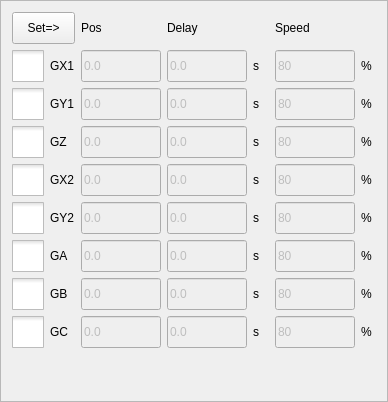
Old version of the form hcinstruction/actionsettingframe.ui in the repository GaussCheng/2-5AxisPunch.
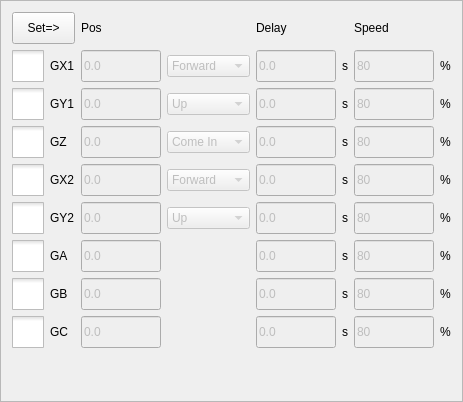
New version of the form. Icons and pictures are not drawn. Custom widgets are drawn as their Qt base class.

```diff
--- a/hcinstruction/actionsettingframe.ui
+++ b/hcinstruction/actionsettingframe.ui
@@ -55,14 +55,14 @@
      </property>
     </widget>
    </item>
-   <item row="0" column="2">
+   <item row="0" column="3">
     <widget class="QLabel" name="label_2">
      <property name="text">
       <string>Delay            </string>
      </property>
     </widget>
    </item>
-   <item row="0" column="4">
+   <item row="0" column="5">
     <widget class="QLabel" name="label_6">
      <property name="minimumSize">
       <size>
@@ -75,7 +75,7 @@
      </property>
     </widget>
    </item>
-   <item row="1" column="2">
+   <item row="1" column="3">
     <widget class="ICLineEditWithVirtualNumericKeypad" name="x1DelayLineEdit">
      <property name="enabled">
       <bool>false</bool>
@@ -97,7 +97,7 @@
      </property>
     </widget>
    </item>
-   <item row="1" column="4">
+   <item row="1" column="5">
     <widget class="ICLineEditWithVirtualNumericKeypad" name="x1SpeedLineEdit">
      <property name="enabled">
       <bool>false</bool>
@@ -141,7 +141,7 @@
      </property>
     </widget>
    </item>
-   <item row="2" column="2">
+   <item row="2" column="3">
     <widget class="ICLineEditWithVirtualNumericKeypad" name="y1DelayLineEdit">
      <property name="enabled">
       <bool>false</bool>
@@ -163,7 +163,7 @@
      </property>
     </widget>
    </item>
-   <item row="2" column="4">
+   <item row="2" column="5">
     <widget class="ICLineEditWithVirtualNumericKeypad" name="y1SpeedLineEdit">
      <property name="enabled">
       <bool>false</bool>
@@ -207,7 +207,7 @@
      </property>
     </widget>
    </item>
-   <item row="3" column="2">
+   <item row="3" column="3">
     <widget class="ICLineEditWithVirtualNumericKeypad" name="zDelayLineEdit">
      <property name="enabled">
       <bool>false</bool>
@@ -229,7 +229,7 @@
      </property>
     </widget>
    </item>
-   <item row="3" column="4">
+   <item row="3" column="5">
     <widget class="ICLineEditWithVirtualNumericKeypad" name="zSpeedLineEdit">
      <property name="enabled">
       <bool>false</bool>
@@ -381,35 +381,35 @@
      </property>
     </widget>
    </item>
-   <item row="1" column="3">
+   <item row="1" column="4">
     <widget class="QLabel" name="x1SLabel">
      <property name="text">
       <string>s</string>
      </property>
     </widget>
    </item>
-   <item row="2" column="3">
+   <item row="2" column="4">
     <widget class="QLabel" name="y1SLabel">
      <property name="text">
       <string>s</string>
      </property>
     </widget>
    </item>
-   <item row="3" column="3">
+   <item row="3" column="4">
     <widget class="QLabel" name="zSLabel">
      <property name="text">
       <string>s</string>
      </property>
     </widget>
    </item>
-   <item row="2" column="5">
+   <item row="2" column="6">
     <widget class="QLabel" name="y1pLabel">
      <property name="text">
       <string>%</string>
      </property>
     </widget>
    </item>
-   <item row="3" column="5">
+   <item row="3" column="6">
     <widget class="QLabel" name="zpLabel">
      <property name="text">
       <string>%</string>
@@ -438,7 +438,7 @@
      </property>
     </widget>
    </item>
-   <item row="1" column="5">
+   <item row="1" column="6">
     <widget class="QLabel" name="x1pLabel">
      <property name="text">
       <string>%</string>
@@ -506,7 +506,7 @@
      </property>
     </widget>
    </item>
-   <item row="4" column="2">
+   <item row="4" column="3">
     <widget class="ICLineEditWithVirtualNumericKeypad" name="x2DelayLineEdit">
      <property name="enabled">
       <bool>false</bool>
@@ -528,7 +528,7 @@
      </property>
     </widget>
    </item>
-   <item row="4" column="4">
+   <item row="4" column="5">
     <widget class="ICLineEditWithVirtualNumericKeypad" name="x2SpeedLineEdit">
      <property name="enabled">
       <bool>false</bool>
@@ -550,14 +550,14 @@
      </property>
     </widget>
    </item>
-   <item row="4" column="3">
+   <item row="4" column="4">
     <widget class="QLabel" name="x2SLabel">
      <property name="text">
       <string>s</string>
      </property>
     </widget>
    </item>
-   <item row="4" column="5">
+   <item row="4" column="6">
     <widget class="QLabel" name="x2pLabel">
      <property name="text">
       <string>%</string>
@@ -625,58 +625,58 @@
      </property>
     </widget>
    </item>
-   <item row="5" column="2">
-    <widget class="ICLineEditWithVirtualNumericKeypad" name="y2DelayLineEdit">
-     <property name="enabled">
-      <bool>false</bool>
-     </property>
-     <property name="minimumSize">
-      <size>
-       <width>80</width>
-       <height>0</height>
-      </size>
-     </property>
-     <property name="maximumSize">
-      <size>
-       <width>80</width>
-       <height>32</height>
-      </size>
-     </property>
-     <property name="text">
-      <string>0.0</string>
-     </property>
-    </widget>
-   </item>
    <item row="5" column="3">
-    <widget class="QLabel" name="y2SLabel">
+    <widget class="ICLineEditWithVirtualNumericKeypad" name="y2DelayLineEdit">
+     <property name="enabled">
+      <bool>false</bool>
+     </property>
+     <property name="minimumSize">
+      <size>
+       <width>80</width>
+       <height>0</height>
+      </size>
+     </property>
+     <property name="maximumSize">
+      <size>
+       <width>80</width>
+       <height>32</height>
+      </size>
+     </property>
      <property name="text">
-      <string>s</string>
+      <string>0.0</string>
      </property>
     </widget>
    </item>
    <item row="5" column="4">
-    <widget class="ICLineEditWithVirtualNumericKeypad" name="y2SpeedLineEdit">
-     <property name="enabled">
-      <bool>false</bool>
-     </property>
-     <property name="minimumSize">
-      <size>
-       <width>80</width>
-       <height>0</height>
-      </size>
-     </property>
-     <property name="maximumSize">
-      <size>
-       <width>80</width>
-       <height>32</height>
-      </size>
-     </property>
+    <widget class="QLabel" name="y2SLabel">
      <property name="text">
-      <string>80</string>
+      <string>s</string>
      </property>
     </widget>
    </item>
    <item row="5" column="5">
+    <widget class="ICLineEditWithVirtualNumericKeypad" name="y2SpeedLineEdit">
+     <property name="enabled">
+      <bool>false</bool>
+     </property>
+     <property name="minimumSize">
+      <size>
+       <width>80</width>
+       <height>0</height>
+      </size>
+     </property>
+     <property name="maximumSize">
+      <size>
+       <width>80</width>
+       <height>32</height>
+      </size>
+     </property>
+     <property name="text">
+      <string>80</string>
+     </property>
+    </widget>
+   </item>
+   <item row="5" column="6">
     <widget class="QLabel" name="y2pLabel">
      <property name="text">
       <string>%</string>
@@ -866,7 +866,7 @@
      </property>
     </widget>
    </item>
-   <item row="6" column="2">
+   <item row="6" column="3">
     <widget class="ICLineEditWithVirtualNumericKeypad" name="aDelayLineEdit">
      <property name="enabled">
       <bool>false</bool>
@@ -888,7 +888,7 @@
      </property>
     </widget>
    </item>
-   <item row="7" column="2">
+   <item row="7" column="3">
     <widget class="ICLineEditWithVirtualNumericKeypad" name="bDelayLineEdit">
      <property name="enabled">
       <bool>false</bool>
@@ -910,7 +910,7 @@
      </property>
     </widget>
    </item>
-   <item row="8" column="2">
+   <item row="8" column="3">
     <widget class="ICLineEditWithVirtualNumericKeypad" name="cDelayLineEdit">
      <property name="enabled">
       <bool>false</bool>
@@ -932,28 +932,28 @@
      </property>
     </widget>
    </item>
-   <item row="6" column="3">
+   <item row="6" column="4">
     <widget class="QLabel" name="aSLabel">
      <property name="text">
       <string>s</string>
      </property>
     </widget>
    </item>
-   <item row="7" column="3">
+   <item row="7" column="4">
     <widget class="QLabel" name="bSLabel">
      <property name="text">
       <string>s</string>
      </property>
     </widget>
    </item>
-   <item row="8" column="3">
+   <item row="8" column="4">
     <widget class="QLabel" name="cSLabel">
      <property name="text">
       <string>s</string>
      </property>
     </widget>
    </item>
-   <item row="6" column="4">
+   <item row="6" column="5">
     <widget class="ICLineEditWithVirtualNumericKeypad" name="aSpeedLineEdit">
      <property name="enabled">
       <bool>false</bool>
@@ -975,7 +975,7 @@
      </property>
     </widget>
    </item>
-   <item row="7" column="4">
+   <item row="7" column="5">
     <widget class="ICLineEditWithVirtualNumericKeypad" name="bSpeedLineEdit">
      <property name="enabled">
       <bool>false</bool>
@@ -997,7 +997,7 @@
      </property>
     </widget>
    </item>
-   <item row="8" column="4">
+   <item row="8" column="5">
     <widget class="ICLineEditWithVirtualNumericKeypad" name="cSpeedLineEdit">
      <property name="enabled">
       <bool>false</bool>
@@ -1019,27 +1019,112 @@
      </property>
     </widget>
    </item>
-   <item row="6" column="5">
+   <item row="6" column="6">
     <widget class="QLabel" name="apLabel">
      <property name="text">
       <string>%</string>
      </property>
     </widget>
    </item>
-   <item row="7" column="5">
+   <item row="7" column="6">
     <widget class="QLabel" name="bpLabel">
      <property name="text">
       <string>%</string>
      </property>
     </widget>
    </item>
-   <item row="8" column="5">
+   <item row="8" column="6">
     <widget class="QLabel" name="cpLabel">
      <property name="text">
       <string>%</string>
      </property>
     </widget>
    </item>
+   <item row="1" column="2">
+    <widget class="QComboBox" name="x1Box">
+     <property name="enabled">
+      <bool>false</bool>
+     </property>
+     <item>
+      <property name="text">
+       <string>Forward</string>
+      </property>
+     </item>
+     <item>
+      <property name="text">
+       <string>Backward</string>
+      </property>
+     </item>
+    </widget>
+   </item>
+   <item row="2" column="2">
+    <widget class="QComboBox" name="y1Box">
+     <property name="enabled">
+      <bool>false</bool>
+     </property>
+     <item>
+      <property name="text">
+       <string>Up</string>
+      </property>
+     </item>
+     <item>
+      <property name="text">
+       <string>Down</string>
+      </property>
+     </item>
+    </widget>
+   </item>
+   <item row="3" column="2">
+    <widget class="QComboBox" name="zBox">
+     <property name="enabled">
+      <bool>false</bool>
+     </property>
+     <item>
+      <property name="text">
+       <string>Come In</string>
+      </property>
+     </item>
+     <item>
+      <property name="text">
+       <string>Go Out</string>
+      </property>
+     </item>
+    </widget>
+   </item>
+   <item row="4" column="2">
+    <widget class="QComboBox" name="x2Box">
+     <property name="enabled">
+      <bool>false</bool>
+     </property>
+     <item>
+      <property name="text">
+       <string>Forward</string>
+      </property>
+     </item>
+     <item>
+      <property name="text">
+       <string>Backward</string>
+      </property>
+     </item>
+    </widget>
+   </item>
+   <item row="5" column="2">
+    <widget class="QComboBox" name="y2Box">
+     <property name="enabled">
+      <bool>false</bool>
+     </property>
+     <item>
+      <property name="text">
+       <string>Up</string>
+      </property>
+     </item>
+     <item>
+      <property name="text">
+       <string>Down</string>
+      </property>
+     </item>
+    </widget>
+   </item>
   </layout>
  </widget>
  <customwidgets>
```
